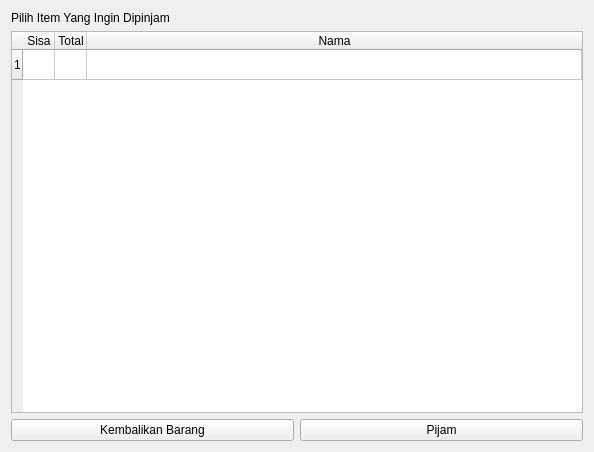
First picture: the form in Ui/main.ui, repository vrw93/Inventory-App, before the edit.
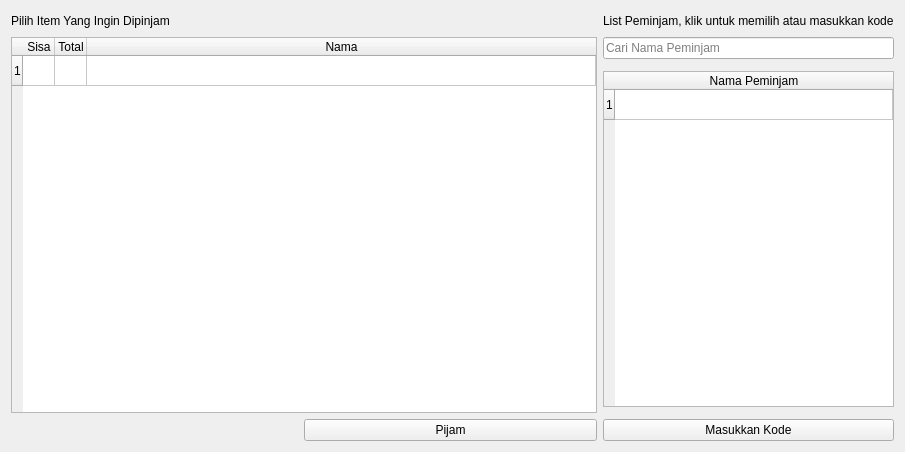
Second picture: the form after the edit.

Commit message: QOL Merge Borrow And Return Window Into One Window

The edit to the form file:
```diff
--- a/Ui/main.ui
+++ b/Ui/main.ui
@@ -6,7 +6,7 @@
    <rect>
     <x>0</x>
     <y>0</y>
-    <width>594</width>
+    <width>905</width>
     <height>452</height>
    </rect>
   </property>
@@ -16,14 +16,17 @@
   <layout class="QHBoxLayout" name="horizontalLayout">
    <item>
     <layout class="QGridLayout" name="gridLayout">
-     <item row="3" column="1">
-      <widget class="QPushButton" name="PijamBtn">
+     <property name="sizeConstraint">
+      <enum>QLayout::SizeConstraint::SetDefaultConstraint</enum>
+     </property>
+     <item row="1" column="3">
+      <widget class="QLabel" name="borrowLabel">
        <property name="text">
-        <string>Pijam</string>
+        <string>List Peminjam, klik untuk memilih atau masukkan kode</string>
        </property>
       </widget>
      </item>
-     <item row="2" column="0" colspan="2">
+     <item row="2" column="0" rowspan="4" colspan="3">
       <widget class="QTableWidget" name="ItemSelect">
        <property name="sizeAdjustPolicy">
         <enum>QAbstractScrollArea::SizeAdjustPolicy::AdjustToContents</enum>
@@ -92,20 +95,79 @@
        </item>
       </widget>
      </item>
-     <item row="1" column="0" colspan="2">
+     <item row="4" column="3">
+      <widget class="QTableWidget" name="ItemSelect_2">
+       <attribute name="horizontalHeaderStretchLastSection">
+        <bool>true</bool>
+       </attribute>
+       <row/>
+       <column>
+        <property name="text">
+         <string>Nama Peminjam</string>
+        </property>
+       </column>
+      </widget>
+     </item>
+     <item row="2" column="3">
+      <widget class="QLineEdit" name="SearchBar">
+       <property name="text">
+        <string/>
+       </property>
+       <property name="placeholderText">
+        <string>Cari Nama Peminjam</string>
+       </property>
+      </widget>
+     </item>
+     <item row="1" column="0">
       <widget class="QLabel" name="label">
        <property name="text">
         <string>Pilih Item Yang Ingin Dipinjam</string>
        </property>
       </widget>
      </item>
-     <item row="3" column="0">
-      <widget class="QPushButton" name="RtnWindow">
+     <item row="4" column="4">
+      <layout class="QGridLayout" name="gridLayout_2"/>
+     </item>
+     <item row="6" column="3" rowspan="2">
+      <widget class="QPushButton" name="CodeBtn">
        <property name="text">
-        <string>Kembalikan Barang</string>
+        <string>Masukkan Kode</string>
        </property>
       </widget>
      </item>
+     <item row="6" column="0" rowspan="2">
+      <spacer name="horizontalSpacer">
+       <property name="orientation">
+        <enum>Qt::Orientation::Horizontal</enum>
+       </property>
+       <property name="sizeHint" stdset="0">
+        <size>
+         <width>40</width>
+         <height>20</height>
+        </size>
+       </property>
+      </spacer>
+     </item>
+     <item row="6" column="1" rowspan="2" colspan="2">
+      <widget class="QPushButton" name="PijamBtn">
+       <property name="text">
+        <string>Pijam</string>
+       </property>
+      </widget>
+     </item>
+     <item row="1" column="1">
+      <spacer name="horizontalSpacer_2">
+       <property name="orientation">
+        <enum>Qt::Orientation::Horizontal</enum>
+       </property>
+       <property name="sizeHint" stdset="0">
+        <size>
+         <width>40</width>
+         <height>20</height>
+        </size>
+       </property>
+      </spacer>
+     </item>
     </layout>
    </item>
   </layout>
```
The commit also changes 1 other file.
